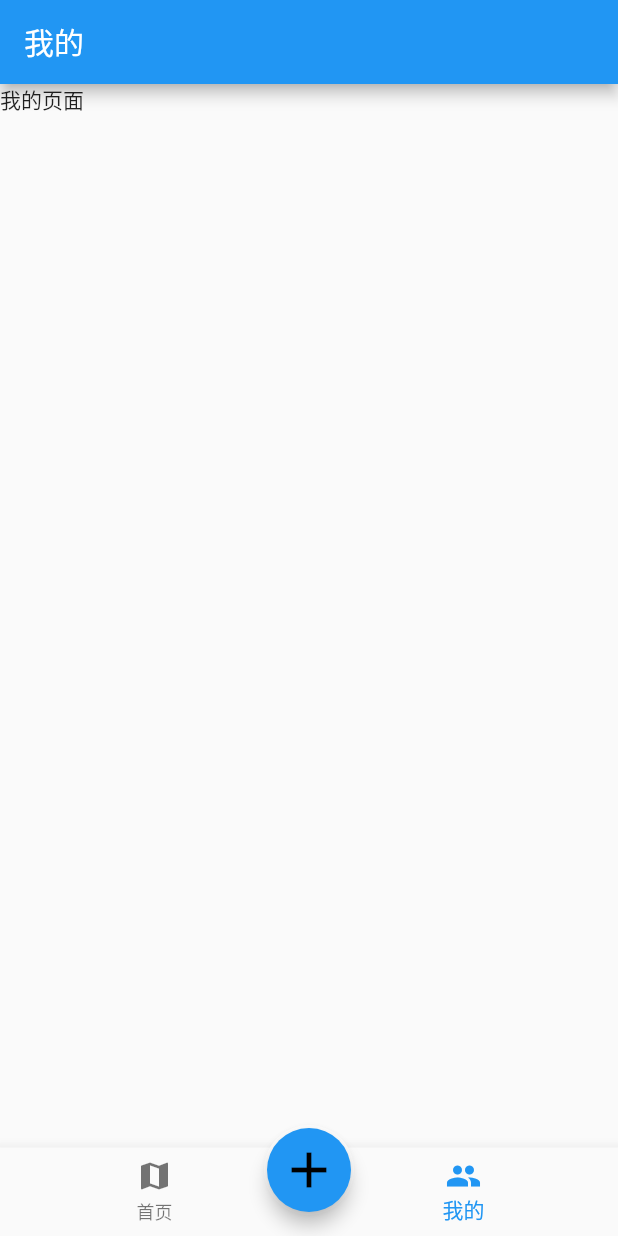
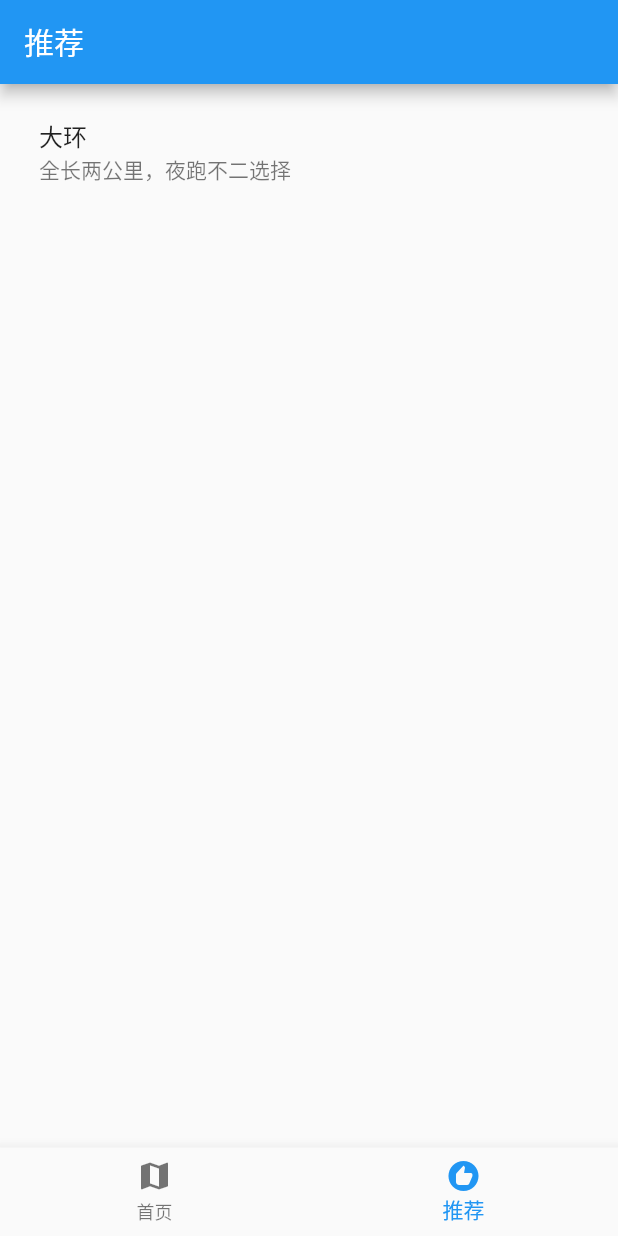
Before and after one commit to yunzhou2022/saumap, a Flutter app: the screen it shows after launch, item 2 of the bottom bar chosen, on a phone screen of 412 x 824 dp. Run offline on Flutter 3.47's test engine with Material 2 defaults, Android fonts, the phone set to English and light mode, and no system bars; our stand-ins replace dio, image_picker, toast, video_player; missing offline and left inert: flutter_bmfbase, flutter_bmflocation, flutter_bmfmap, giffy_dialog; statements that could not run were skipped.

Commit message:
推荐完成，todo：部署

```diff
--- a/lib/pages/Map.dart
+++ b/lib/pages/Map.dart
@@ -3,10 +3,10 @@ import 'package:flutter_bmfbase/BaiduMap/bmfmap_base.dart';
 import 'package:flutter_bmfmap/BaiduMap/bmfmap_map.dart';
 import 'package:saumap/apis.dart';
 import 'package:saumap/pages/bgm/play.dart';
-import 'package:saumap/pages/bgm/util.dart';
 import 'package:saumap/pages/components/Dialog.dart';
 import 'package:saumap/pages/components/Locate.dart';
 import 'package:saumap/pages/line/add.dart';
+import 'package:saumap/pages/line/lineArguments.dart';
 import 'package:saumap/pages/marker/add.dart';
 import 'package:saumap/pages/marker/find.dart';
 import 'package:saumap/pages/marker/markerArguments.dart';
@@ -34,6 +34,7 @@ class _MapPageState extends State<MapPage> {
   Map<String, String> whereType;
 
   String lastText;
+  List<BMFCoordinate> _points;
   @override
   void initState() {
     super.initState();
@@ -70,6 +71,7 @@ class _MapPageState extends State<MapPage> {
 
   @override
   Widget build(BuildContext context) {
+    final LineArguments args = ModalRoute.of(context).settings.arguments;
     return Scaffold(
         appBar: AppBar(
           title: MyTextField(
@@ -109,6 +111,10 @@ class _MapPageState extends State<MapPage> {
             onBMFMapCreated: (controller) {
               ctl = controller;
 
+              if (args != null) {
+                _points = args.points;
+                addLineWithListCoordinate(ctl, _points);
+              }
               // 定位自己
               ctl?.showUserLocation(true);
               // 开始定位
--- a/lib/pages/Tabs.dart
+++ b/lib/pages/Tabs.dart
@@ -1,6 +1,6 @@
 import 'package:flutter/material.dart';
 import 'package:saumap/pages/Map.dart';
-import 'package:saumap/pages/user/User.dart';
+import 'package:saumap/pages/recommend/Recommend.dart';
 
 class Tabs extends StatefulWidget {
   Tabs({Key key}) : super(key: key);
@@ -11,7 +11,7 @@ class Tabs extends StatefulWidget {
 
 class _TabsState extends State<Tabs> {
   int _currentIndex = 0;
-  List _pageList = [MapPage(), UserPage()];
+  List _pageList = [MapPage(), RecommendPage()];
   @override
   Widget build(BuildContext context) {
     return Scaffold(
@@ -27,31 +27,33 @@ class _TabsState extends State<Tabs> {
         },
         items: [
           BottomNavigationBarItem(icon: Icon(Icons.map), label: '首页'),
-            BottomNavigationBarItem(icon: Icon(Icons.people), label: '我的')
+          BottomNavigationBarItem(icon: Icon(Icons.recommend), label: '推荐')
         ],
       ),
-        floatingActionButtonLocation: FloatingActionButtonLocation.centerDocked,
-        floatingActionButton: Container(
-            width: 60,
-            height: 60,
-            padding: EdgeInsets.all(2),
-            margin: EdgeInsets.only(top: 30),
-            decoration: BoxDecoration(
-                borderRadius: BorderRadius.circular(40), color: Colors.white),
-            child: FloatingActionButton(
-              child: Icon(
-                Icons.add,
-                color: Colors.black,
-                size: 40,
-              ),
-              elevation: 5, //阴影
-              onPressed: () {
-                setState(() {
-                  // _currentIndex = 1;
-                });
-              },
-              // backgroundColor:
-              //     _currentIndex != 1 ? Colors.yellow : Colors.orange,
-            )));
+      // floatingActionButtonLocation: FloatingActionButtonLocation.centerDocked,
+      // floatingActionButton: Container(
+      //     width: 60,
+      //     height: 60,
+      //     padding: EdgeInsets.all(2),
+      //     margin: EdgeInsets.only(top: 30),
+      //     decoration: BoxDecoration(
+      //         borderRadius: BorderRadius.circular(40), color: Colors.white),
+      //     child: FloatingActionButton(
+      //       child: Icon(
+      //         Icons.add,
+      //         color: Colors.black,
+      //         size: 40,
+      //       ),
+      //       elevation: 5, //阴影
+      //       onPressed: () {
+      //         setState(() {
+      //           // _currentIndex = 1;
+      //         });
+      //       },
+      //       // backgroundColor:
+      //       //     _currentIndex != 1 ? Colors.yellow : Colors.orange,
+      // )
+      // )
+    );
   }
 }
--- a/lib/pages/line/add.dart
+++ b/lib/pages/line/add.dart
@@ -30,3 +30,25 @@ BMFPolyline addLine(ctl, List points) {
   ctl.addPolyline(colorsPolyline);
   return colorsPolyline;
 }
+
+BMFPolyline addLineWithListCoordinate(ctl, List<BMFCoordinate> points) {
+  print(112131213);
+  print(ctl);
+  List<Color> colors = List(points.length);
+  colors.fillRange(0, points.length, Colors.blue);
+  List<int> indexs = List(points.length);
+  indexs.fillRange(0, points.length, 0);
+  // 画出路径
+  /// 创建polyline
+  BMFPolyline colorsPolyline = BMFPolyline(
+      coordinates: points,
+      indexs: indexs,
+      colors: colors,
+      width: 16,
+      lineDashType: BMFLineDashType.LineDashTypeNone,
+      lineCapType: BMFLineCapType.LineCapButt,
+      lineJoinType: BMFLineJoinType.LineJoinRound);
+
+  ctl.addPolyline(colorsPolyline);
+  return colorsPolyline;
+}
--- /dev/null
+++ b/lib/pages/line/lineArguments.dart
@@ -0,0 +1,6 @@
+import 'package:flutter_bmfbase/BaiduMap/bmfmap_base.dart';
+
+class LineArguments {
+  List<BMFCoordinate> points;
+  LineArguments(this.points);
+}
--- /dev/null
+++ b/lib/pages/recommend/Recommend.dart
@@ -0,0 +1,72 @@
+import 'package:flutter/material.dart';
+import 'package:flutter_bmfbase/BaiduMap/bmfmap_base.dart';
+import 'package:saumap/pages/line/lineArguments.dart';
+// import 'package:flutter_bmfmap/BaiduMap/bmfmap_map.dart';
+
+class RecommendPage extends StatefulWidget {
+  RecommendPage({Key key}) : super(key: key);
+
+  @override
+  _RecommendPageState createState() => _RecommendPageState();
+}
+
+class _RecommendPageState extends State<RecommendPage> {
+  List<BMFCoordinate> points;
+  @override
+  void initState() {
+    BMFCoordinate point1 = BMFCoordinate(41.93016734955775, 123.41128602667949);
+    BMFCoordinate point2 = BMFCoordinate(41.93050946883013, 123.41281314604646);
+    BMFCoordinate point3 = BMFCoordinate(41.93063692455699, 123.4149960284357);
+    BMFCoordinate point4 = BMFCoordinate(41.93166326921593, 123.4149690792704);
+    BMFCoordinate point5 = BMFCoordinate(41.93359516696747, 123.41620874087417);
+
+    BMFCoordinate point6 =
+        BMFCoordinate(41.933481132973526, 123.41347789212384);
+    BMFCoordinate point7 = BMFCoordinate(41.93393055987675, 123.41257958661386);
+    BMFCoordinate point8 = BMFCoordinate(41.93402446957293, 123.40834856766186);
+    BMFCoordinate point9 =
+        BMFCoordinate(41.933246356456884, 123.40731551632538);
+    BMFCoordinate point10 = BMFCoordinate(41.9312406587243, 123.40745026215188);
+
+    BMFCoordinate point11 =
+        BMFCoordinate(41.929912435956844, 123.41003738202062);
+    BMFCoordinate point12 = BMFCoordinate(41.93009355888409, 123.4111243316877);
+
+    points = [
+      point1,
+      point2,
+      point3,
+      point4,
+      point5,
+      point6,
+      point7,
+      point8,
+      point9,
+      point10,
+      point11,
+      point12
+    ];
+  }
+
+  @override
+  Widget build(BuildContext context) {
+    return Scaffold(
+        appBar: AppBar(
+          title: Text('推荐'),
+        ),
+        body: Padding(
+            padding: EdgeInsets.all(10),
+            child: Column(
+              children: [
+                ListTile(
+                  title: Text('大环'),
+                  subtitle: Text('全长两公里，夜跑不二选择'),
+                  onTap: () {
+                    Navigator.pushNamed(context, '/',
+                        arguments: LineArguments(points));
+                  },
+                )
+              ],
+            )));
+  }
+}
```
Lines whose indentation alone changed are shown as unchanged.
